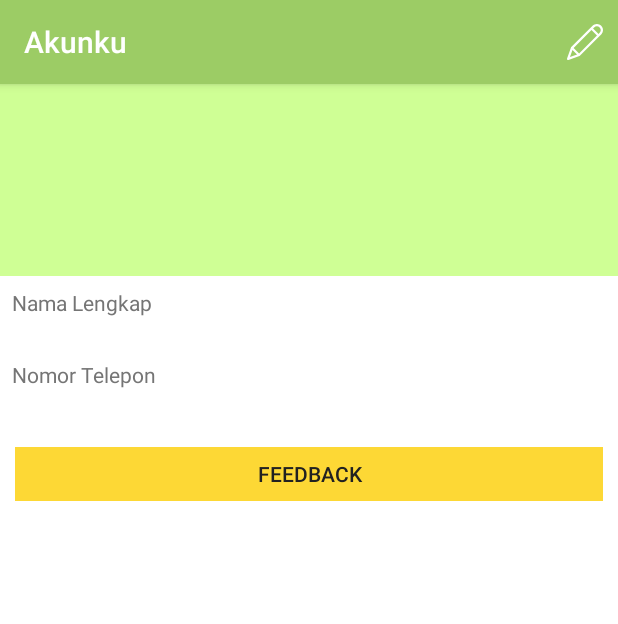
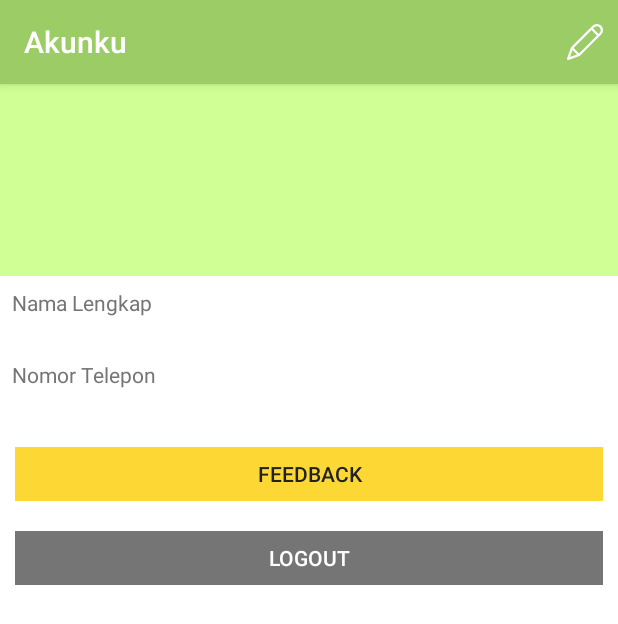
Before and after one commit to RyMey/agristreet, an Android app: the layout fragment_akunku.xml on its own in the app's theme, with its tools: preview values and no code run, on a phone screen of 412 x 824 dp. Shown: the top 624 px of the screen. Run offline under Robolectric (Android 15) with nearby library versions, the phone set to English and light mode, and no system bars.

Commit message:
tambah logout

```diff
--- a/AgriStreetApp/app/src/main/res/layout/fragment_akunku.xml
+++ b/AgriStreetApp/app/src/main/res/layout/fragment_akunku.xml
@@ -1,10 +1,10 @@
 <?xml version="1.0" encoding="utf-8"?>
 <LinearLayout xmlns:android="http://schemas.android.com/apk/res/android"
-    xmlns:app="http://schemas.android.com/apk/res-auto"
-    android:layout_width="match_parent"
-    android:layout_height="match_parent"
-    android:background="@color/white"
-    android:orientation="vertical">
+              xmlns:app="http://schemas.android.com/apk/res-auto"
+              android:layout_width="match_parent"
+              android:layout_height="match_parent"
+              android:background="@color/white"
+              android:orientation="vertical">
 
     <android.support.design.widget.AppBarLayout
         android:id="@+id/app_bar_layout"
@@ -31,7 +31,7 @@
                     android:layout_weight="1"
                     android:text="Akunku"
                     android:textAppearance="@style/TextAppearance.AppCompat.Title"
-                    android:textColor="@color/white" />
+                    android:textColor="@color/white"/>
 
                 <ImageView
                     android:id="@+id/iv_edit"
@@ -41,7 +41,7 @@
                     android:background="?attr/selectableItemBackgroundBorderless"
                     android:padding="4dp"
                     android:src="@drawable/ic_edit"
-                    android:tint="@color/white" />
+                    android:tint="@color/white"/>
 
             </LinearLayout>
 
@@ -63,7 +63,7 @@
                 android:layout_width="match_parent"
                 android:layout_height="128dp"
                 android:background="@color/primaryLightColor"
-                android:scaleType="centerCrop" />
+                android:scaleType="centerCrop"/>
 
             <TextView
                 android:layout_width="match_parent"
@@ -75,7 +75,7 @@
                 android:paddingTop="8dp"
                 android:text="@string/hint_nama"
                 android:textColor="@color/secondaryTextColor"
-                android:textSize="14sp" />
+                android:textSize="14sp"/>
 
             <TextView
                 android:id="@+id/nama"
@@ -87,7 +87,7 @@
                 android:layout_marginStart="8dp"
                 android:layout_marginTop="4dp"
                 android:textColor="@color/primaryTextColor"
-                android:textSize="18sp" />
+                android:textSize="18sp"/>
 
             <TextView
                 android:layout_width="match_parent"
@@ -98,7 +98,7 @@
                 android:layout_marginStart="8dp"
                 android:text="@string/nomor_telepon"
                 android:textColor="@color/secondaryTextColor"
-                android:textSize="14sp" />
+                android:textSize="14sp"/>
 
             <TextView
                 android:id="@+id/noTelp"
@@ -110,7 +110,7 @@
                 android:layout_marginStart="8dp"
                 android:layout_marginTop="4dp"
                 android:textColor="@color/primaryTextColor"
-                android:textSize="18sp" />
+                android:textSize="18sp"/>
 
             <Button
                 android:id="@+id/riwayat"
@@ -123,7 +123,7 @@
                 android:enabled="false"
                 android:text="@string/riwayat"
                 android:textColor="@color/primaryTextColor"
-                android:visibility="gone" />
+                android:visibility="gone"/>
 
             <Button
                 android:id="@+id/feedback"
@@ -135,7 +135,19 @@
                 android:background="@color/secondaryColor"
                 android:enabled="false"
                 android:text="@string/feedback"
-                android:textColor="@color/primaryTextColor" />
+                android:textColor="@color/primaryTextColor"/>
+
+            <Button
+                android:id="@+id/logout"
+                android:layout_width="match_parent"
+                android:layout_height="36dp"
+                android:layout_gravity="center"
+                android:layout_margin="10dp"
+                android:layout_weight="1"
+                android:background="@color/secondaryTextColor"
+                android:enabled="false"
+                android:text="@string/logout"
+                android:textColor="@color/white"/>
 
         </LinearLayout>
 
--- a/AgriStreetApp/app/src/main/res/values/colors.xml
+++ b/AgriStreetApp/app/src/main/res/values/colors.xml
@@ -10,4 +10,5 @@
     <color name="secondaryTextColor">#757575</color>
     <color name="white">#ffffff</color>
     <color name="divider">#bdbdbd</color>
+    <color name="red">#990000</color>
 </resources>
--- a/AgriStreetApp/app/src/main/res/values/strings.xml
+++ b/AgriStreetApp/app/src/main/res/values/strings.xml
@@ -23,6 +23,7 @@
     <string name="alamat">Alamat</string>
     <string name="nomor_telepon">Nomor Telepon</string>
     <string name="riwayat">Riwayat</string>
+    <string name="logout">Logout</string>
 
     <!-- Deskripsi Lowongan -->
     <string name="deskripsi_lowongan">Deskripsi Lowongan</string>
```
